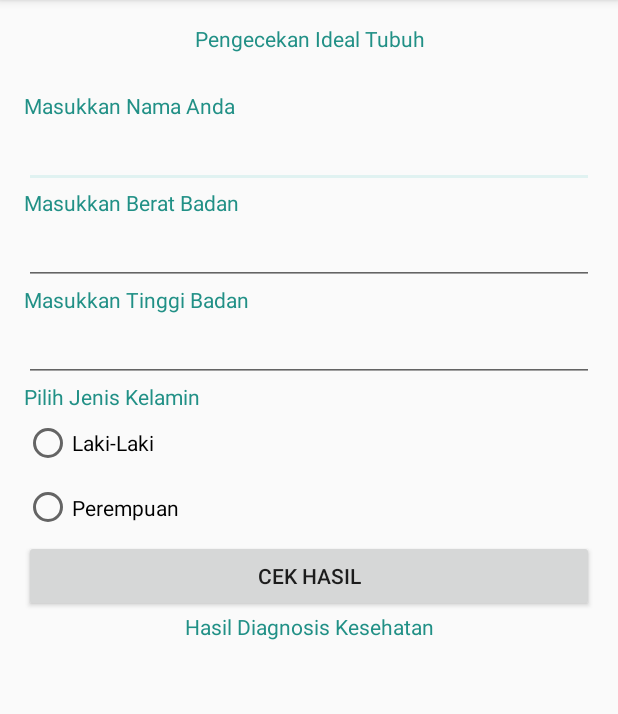
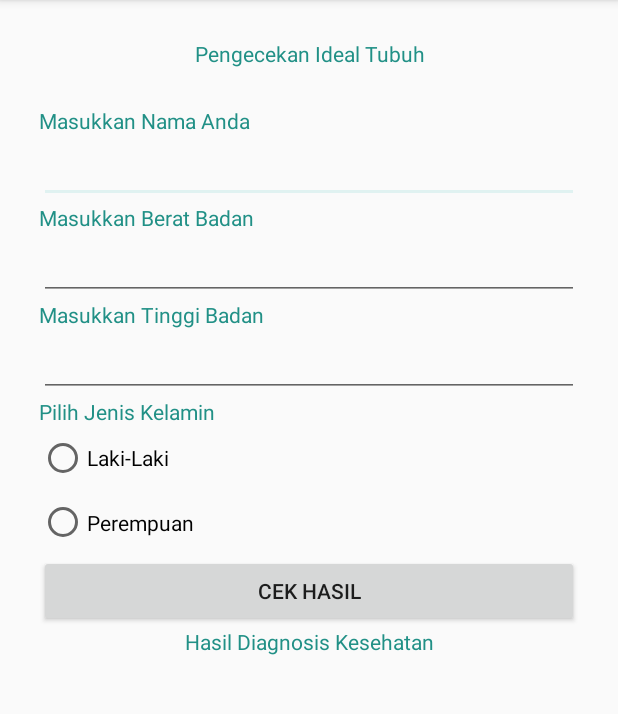
Before and after one commit to bayukrisna/ProjekAndroidSeason2, an Android app: the fragment Fragment4 shown on its own in the app's theme, on a phone screen of 412 x 824 dp, the part 84-798 px from its top. Run offline under Robolectric (Android 15) with nearby library versions, the phone set to English and light mode, and no system bars.

Commit message:
Repairing layout and add datas

```diff
--- a/app/src/main/res/layout/fragment_4.xml
+++ b/app/src/main/res/layout/fragment_4.xml
@@ -7,12 +7,13 @@
     android:gravity="center_horizontal"
     android:orientation="vertical"
     android:padding="16dp"
-    android:paddingBottom="@dimen/activity_vertical_margin"
-    android:paddingLeft="@dimen/activity_horizontal_margin"
-    android:paddingRight="@dimen/activity_horizontal_margin"
-    android:paddingTop="@dimen/activity_vertical_margin"
     android:weightSum="1">
-
+    <ScrollView android:layout_width="match_parent"
+                android:layout_height="wrap_content">
+        <LinearLayout android:layout_width="match_parent"
+                      android:layout_height="match_parent"
+                      android:orientation="vertical"
+                      android:padding="10dp">
     <TextView
         android:id="@+id/textView5"
         android:layout_width="match_parent"
@@ -126,5 +127,6 @@
         android:layout_height="wrap_content"
         android:textColor="@color/colorPrimary"
         tools:text="Saran" />
-
+        </LinearLayout>
+    </ScrollView>
 </LinearLayout>
```
Also changed, not shown: app/src/main/res/layout/fragment_fragment_view1.xml (+10 -9 lines), app/src/main/res/layout/fragment_fragment_view2.xml (+6 -6 lines), app/src/main/res/layout/fragment_fragment_view3.xml (+6 -5 lines).
